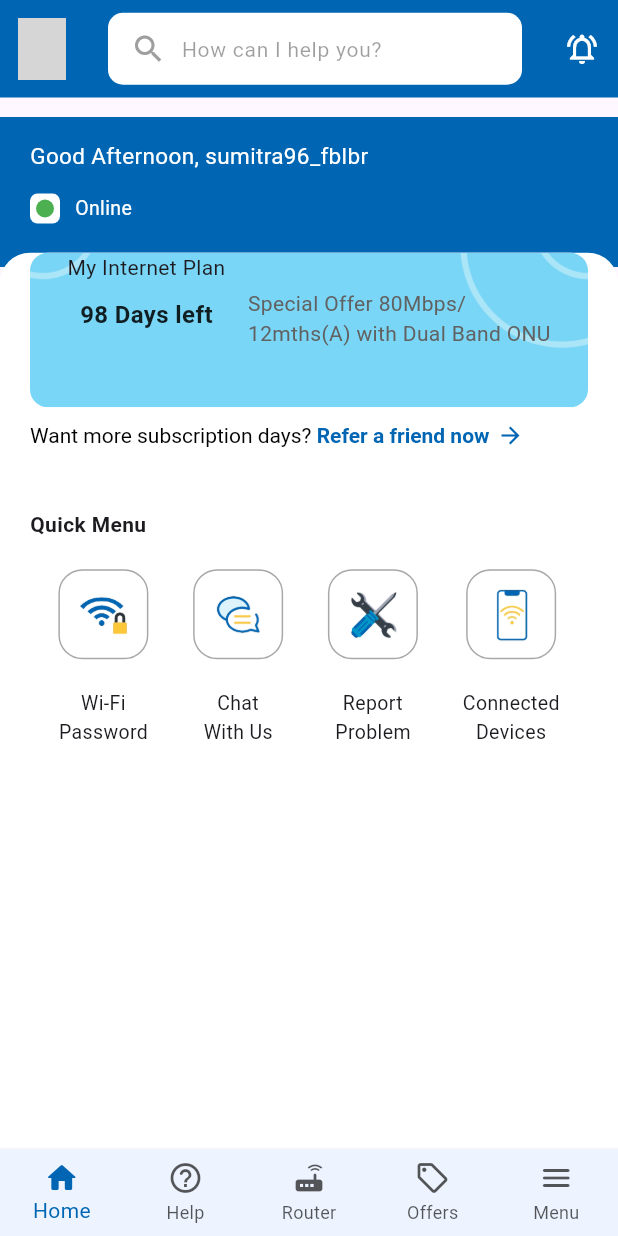
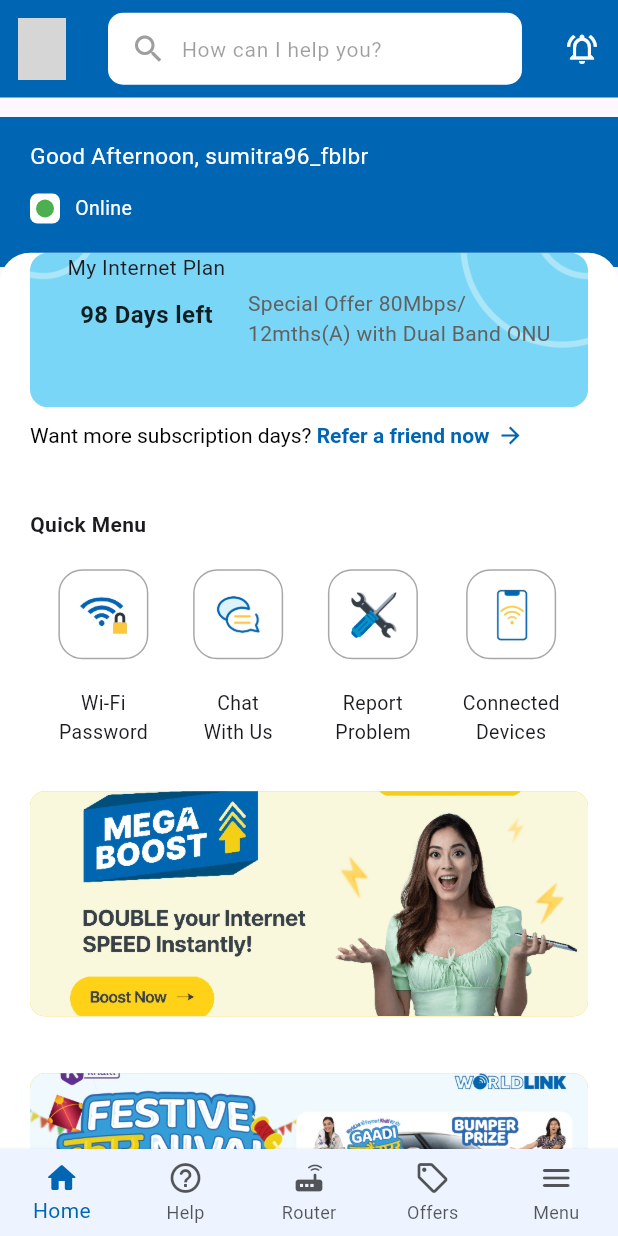
Before and after one commit to Nishan-Pradhan06/worldLink_app_ui_clone, a Flutter app: the screen it shows after launch, on a phone screen of 412 x 824 dp. Run offline on Flutter 3.47's test engine with Material 3 defaults, Android fonts, the phone set to English and light mode, and no system bars; network calls fail; grey boxes are pictures that could not be loaded.

Commit message:
home-screen-completed

```diff
--- /dev/null
+++ b/lib/constants/banner_list.dart
@@ -0,0 +1,5 @@
+final List<String> offers = [
+  'assets/banner/newFeatures.png',
+  'assets/banner/fest.png',
+  'assets/banner/quick_connect.png',
+];
--- a/lib/view/screens/home_screen.dart
+++ b/lib/view/screens/home_screen.dart
@@ -5,7 +5,9 @@ import 'package:worldlink/view/components/internet_plan_card.dart';
 import 'package:worldlink/view/components/online_icon.dart';
 import 'package:worldlink/view/components/quick_menu.dart';
 import 'package:worldlink/view/components/subscription_text.dart';
+import '../../constants/banner_list.dart';
 import '../../constants/theme.dart';
+import '../components/offer.dart';
 
 class HomeScreen extends StatelessWidget {
   const HomeScreen({super.key});
@@ -66,17 +68,17 @@ class HomeScreen extends StatelessWidget {
                 ),
                 child: ListView(
                   controller: scrollController,
-                  children: const [
-                    InternetPlanCard(),
-                    SubscriptionText(),
-                    SizedBox(
+                  children: [
+                    const InternetPlanCard(),
+                    const SubscriptionText(),
+                    const SizedBox(
                       height: 30,
                     ),
-                    Heading(title: 'Quick Menu'),
-                    SizedBox(
+                    const Heading(title: 'Quick Menu'),
+                    const SizedBox(
                       height: 20,
                     ),
-                    Padding(
+                    const Padding(
                       padding: EdgeInsets.symmetric(horizontal: 24.0),
                       child: Row(
                         mainAxisAlignment: MainAxisAlignment.spaceAround,
@@ -90,15 +92,31 @@ class HomeScreen extends StatelessWidget {
                             title: 'Chat\nWith Us',
                           ),
                           QuickMenu(
-                            icons: 'assets/icons/report.png', // Report Problem icon
+                            icons:
+                                'assets/icons/report.png', // Report Problem icon
                             title: 'Report\nProblem',
                           ),
                           QuickMenu(
-                            icons: 'assets/icons/mobile.png', // Connected Devices icon
+                            icons:
+                                'assets/icons/mobile.png', // Connected Devices icon
                             title: 'Connected\nDevices',
                           ),
                         ],
                       ),
+                    ),
+                    const SizedBox(
+                      height: 30,
+                    ),
+                    ListView.builder(
+                      shrinkWrap: true,
+                      physics: const NeverScrollableScrollPhysics(),
+                      itemCount: offers.length,
+                      itemBuilder: (context, index) {
+                        return Padding(
+                          padding: const EdgeInsets.only(bottom: 24.0),
+                          child: OfferCard(imagePath: offers[index]),
+                        );
+                      },
                     ),
                   ],
                 ),
```
Also changed, not shown: assets/banner/fest.png (added), assets/banner/newFeatures.png (added), assets/banner/quick_connect.png (added).
